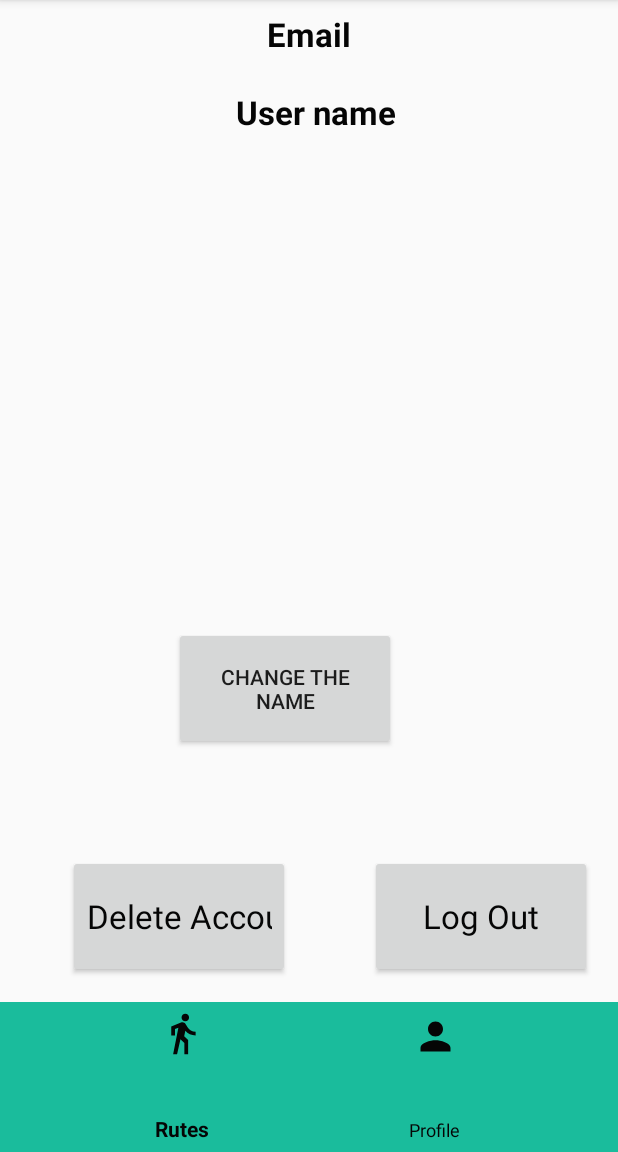
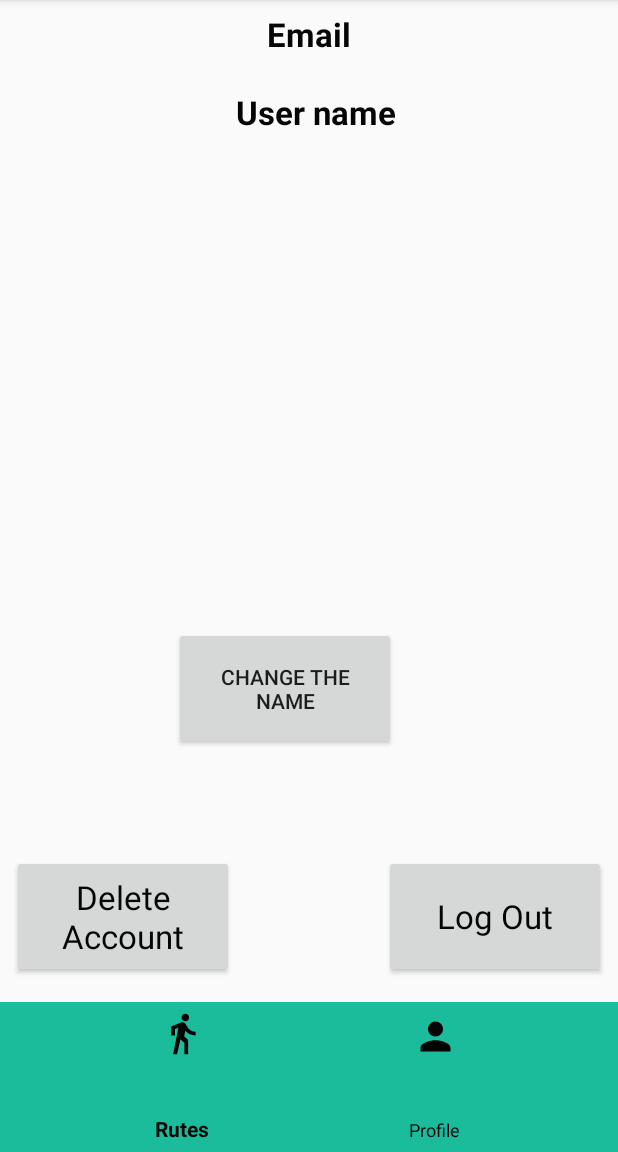
Before and after one commit to cotelus/DGP-MonkeyBits, an Android app: the fragment UserProfileActivity placed in its activity, on a phone screen of 412 x 824 dp, the part 84-1236 px from its top. Run offline under Robolectric (Android 15) with nearby library versions, the phone set to English and light mode, and no system bars; our stand-ins replace Firebase (no records; nobody signed in at launch, a user with empty details on screens opened directly).

Commit message:
Solucionado problema de tamaño de botones.

```diff
--- a/monkeybit/app/src/main/res/layout/activity_account.xml
+++ b/monkeybit/app/src/main/res/layout/activity_account.xml
@@ -30,7 +30,7 @@
                 android:id="@+id/eMailAut"
                 style="@style/CustomTheme"
                 android:layout_width="match_parent"
-                android:inputType="textEmailAddress"/>
+                android:inputType="textEmailAddress|textCapSentences|textAutoCorrect"/>
         </android.support.design.widget.TextInputLayout>
 
         <android.support.design.widget.TextInputLayout
@@ -46,7 +46,7 @@
                 android:id="@+id/passAut"
                 style="@style/CustomTheme"
                 android:layout_width="match_parent"
-                android:inputType="textPassword"/>
+                android:inputType="textPassword|textCapSentences|textAutoCorrect"/>
         </android.support.design.widget.TextInputLayout>
 
         <Button
--- a/monkeybit/app/src/main/res/layout/activity_user_profile.xml
+++ b/monkeybit/app/src/main/res/layout/activity_user_profile.xml
@@ -5,38 +5,6 @@
     android:layout_width="match_parent"
     android:layout_height="match_parent"
     tools:context=".UserProfileActivity">
-
-    <Button
-        android:id="@+id/LogOut"
-        style="@style/CustomTheme"
-        android:layout_width="148dp"
-        android:layout_height="82dp"
-        android:layout_marginStart="8dp"
-        android:layout_marginEnd="8dp"
-        android:layout_marginBottom="16dp"
-        android:text="@string/logout"
-        android:clickable="true"
-        android:focusable="true"
-        app:layout_constraintBottom_toBottomOf="parent"
-        app:layout_constraintEnd_toEndOf="parent"
-        app:layout_constraintHorizontal_bias="0.963"
-        app:layout_constraintStart_toStartOf="parent"/>
-
-    <Button
-        android:id="@+id/DeleteAccount"
-        style="@style/CustomTheme"
-        android:layout_width="148dp"
-        android:layout_height="82dp"
-        android:layout_marginStart="8dp"
-        android:layout_marginEnd="8dp"
-        android:layout_marginBottom="16dp"
-        android:text="@string/delete_account"
-        android:clickable="true"
-        android:focusable="true"
-        app:layout_constraintBottom_toBottomOf="parent"
-        app:layout_constraintEnd_toEndOf="parent"
-        app:layout_constraintHorizontal_bias="0.15"
-        app:layout_constraintStart_toStartOf="parent" />
 
     <TextView
         android:id="@+id/UserName"
@@ -68,14 +36,43 @@
         app:layout_constraintTop_toTopOf="parent" />
 
     <Button
+        android:id="@+id/LogOut"
+        style="@style/CustomTheme"
+        android:layout_width="148dp"
+        android:layout_height="82dp"
+        android:layout_marginEnd="8dp"
+        android:layout_marginBottom="16dp"
+        android:clickable="true"
+        android:focusable="true"
+        android:text="@string/logout"
+        app:layout_constraintBottom_toBottomOf="parent"
+        app:layout_constraintEnd_toEndOf="parent" />
+
+    <Button
+        android:id="@+id/DeleteAccount"
+        style="@style/CustomTheme"
+        android:textSize="22sp"
+        android:layout_width="148dp"
+        android:layout_height="82dp"
+        android:layout_marginStart="8dp"
+        android:layout_marginBottom="16dp"
+        android:clickable="true"
+        android:focusable="true"
+        android:text="@string/delete_account"
+        android:textAllCaps="false"
+        app:layout_constraintBottom_toBottomOf="parent"
+        app:layout_constraintStart_toStartOf="parent" />
+
+    <Button
         android:id="@+id/changeName"
         android:layout_width="148dp"
         android:layout_height="82dp"
         android:layout_marginStart="116dp"
         android:layout_marginBottom="168dp"
-        android:text="@string/btChange"
         android:clickable="true"
         android:focusable="true"
+        android:text="@string/btChange"
+        android:textSize="14sp"
         app:layout_constraintBottom_toBottomOf="parent"
         app:layout_constraintStart_toStartOf="parent" />
 
--- a/monkeybit/app/src/main/res/values/styles.xml
+++ b/monkeybit/app/src/main/res/values/styles.xml
@@ -29,9 +29,6 @@
         <item name="android:minWidth">48dp</item>
         <item name="android:minHeight">48dp</item>
         <item name="android:accessibilityLiveRegion">polite</item>
-        <item name="android:inputType">textCapSentences|textAutoCorrect</item>android:singleLine="false"
-        <item name="android:singleLine">false</item>
-        <item name="android:constantSize">false</item>
     </style>
 
 </resources>
```
Also changed, not shown: monkeybit/app/src/main/res/layout/activity_register_account.xml (+4 -4 lines), 1 other file.
